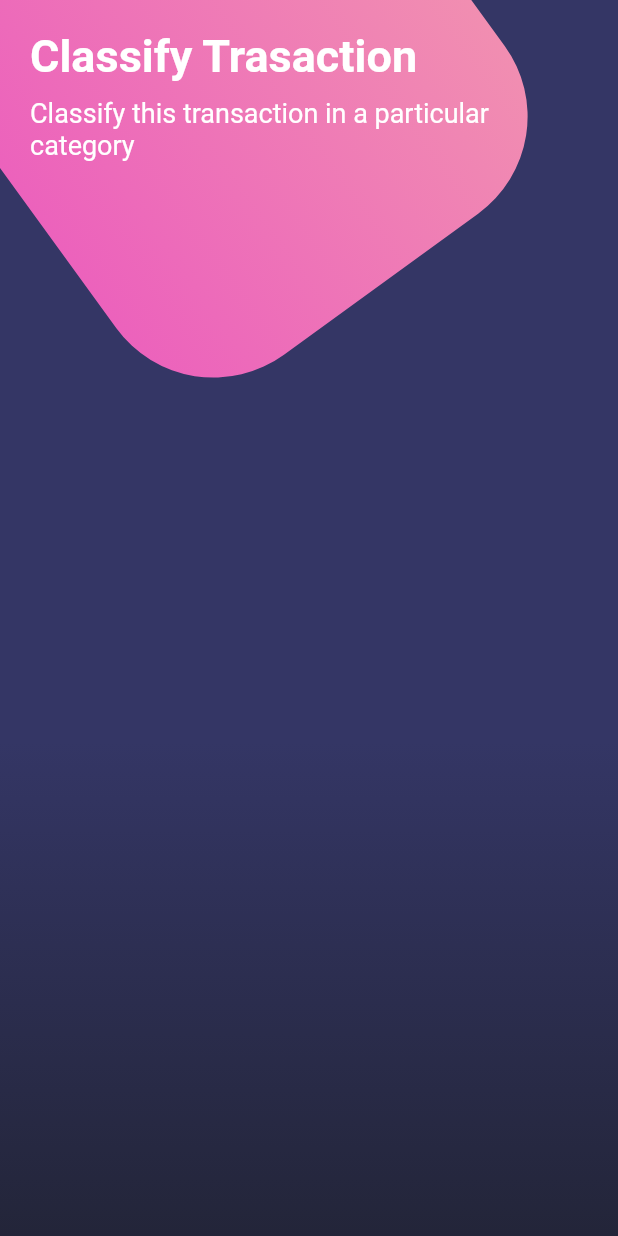
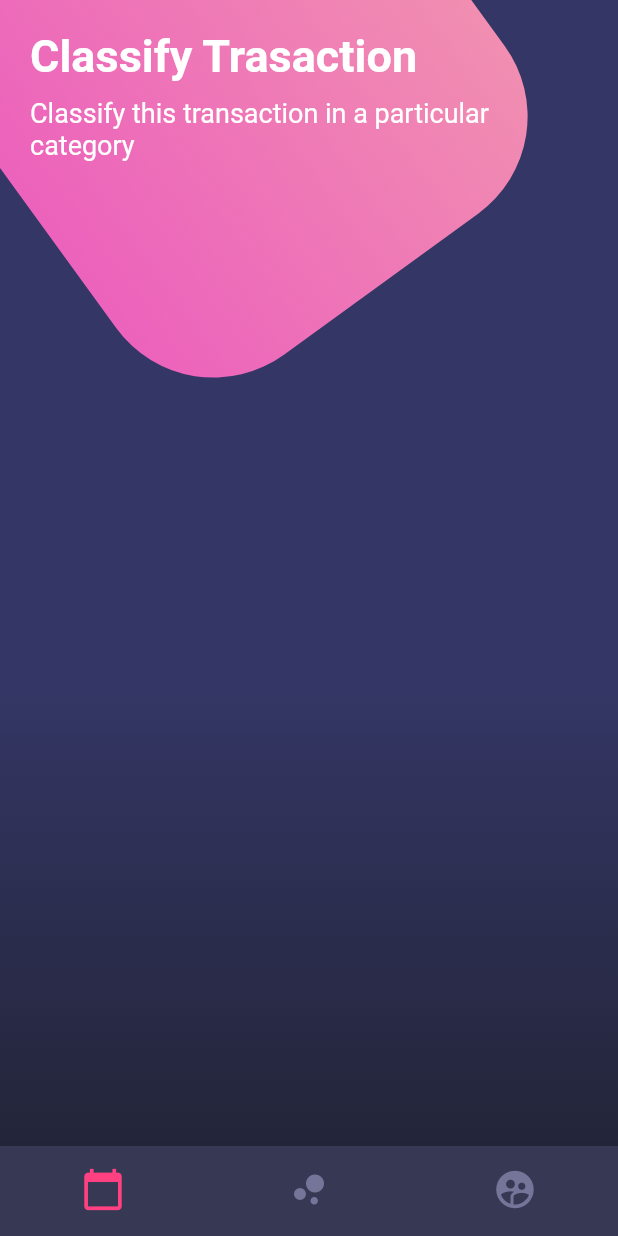
Before and after one commit to pacomgh/flutter_guia_completa_desarrollo_ios_android, a Flutter app: the screen it shows after launch, on a phone screen of 412 x 824 dp. Run offline on Flutter 3.47's test engine with Material 2 defaults, Android fonts, the phone set to English and light mode, and no system bars; our stand-ins replace flutter_swiper.

```diff
--- a/flutter/disenio/lib/src/pages/botones_page.dart
+++ b/flutter/disenio/lib/src/pages/botones_page.dart
@@ -1,13 +1,16 @@
+import 'dart:ui';
+
 import 'package:flutter/material.dart';
 
 import 'dart:math';
 
 class BotonesPage extends StatelessWidget {
   //const BotonesPage({Key key}) : super(key: key);
-//
+
   @override
   Widget build(BuildContext context) {
     return Scaffold(
+      bottomNavigationBar: _bottomNavigationBar2(),
       body: Stack(
         children: <Widget>[
           _fondoApp(),
@@ -86,4 +89,65 @@ class BotonesPage extends StatelessWidget {
       ),
     );
   }
+
+  //this method was implemented in the course, few thing change or was deprecated
+  Widget _bottomNavigationBar(BuildContext context){
+    //regresamos un theme para poder personalizar la barra y no cambiar el tema global de la aplicacion
+    return Theme(
+      //hacemos una copia del tema
+      data: Theme.of(context).copyWith(
+        //cambiar el color de fondo, se llama canva
+        canvasColor: Color.fromRGBO(55, 57, 84, 1.0),
+        primaryColor: Colors.pinkAccent,
+        //cambiar los colores a otro color(gris)
+        textTheme: Theme.of(context).textTheme.copyWith(
+          caption: TextStyle(color: Color.fromRGBO(116, 117, 152, 1.0))
+        )
+      ),
+      child: BottomNavigationBar(
+        showSelectedLabels: false,
+        showUnselectedLabels: false,
+        items: [
+          BottomNavigationBarItem(
+            icon: Icon(Icons.calendar_today, size: 30.0),
+            label: '',
+          ),
+          BottomNavigationBarItem(
+            icon: Icon(Icons.bubble_chart, size: 30.0),
+            label: '',
+          ),
+          BottomNavigationBarItem(
+            icon: Icon(Icons.supervised_user_circle, size: 30.0),
+            label: '',
+          ),
+        ],
+      ),
+    );
+  }
+
+  //this method was created taking the base method on the course and implemented few things
+  //to look like in the course and update deprecated things
+  Widget _bottomNavigationBar2(){
+    return BottomNavigationBar(
+      backgroundColor: Color.fromRGBO(55, 57, 84, 1.0),
+      selectedItemColor: Colors.pinkAccent,
+      unselectedItemColor: Color.fromRGBO(116, 117, 152, 1.0),
+      showSelectedLabels: false,
+      showUnselectedLabels: false,
+      items: [
+        BottomNavigationBarItem(
+          icon: Icon(Icons.calendar_today, size: 30.0),
+          label: '',
+        ),
+        BottomNavigationBarItem(
+          icon: Icon(Icons.bubble_chart, size: 30.0),
+          label: '',
+        ),
+        BottomNavigationBarItem(
+          icon: Icon(Icons.supervised_user_circle, size: 30.0),
+          label: '',
+        ),
+      ],
+    );
+  }
 }
```
